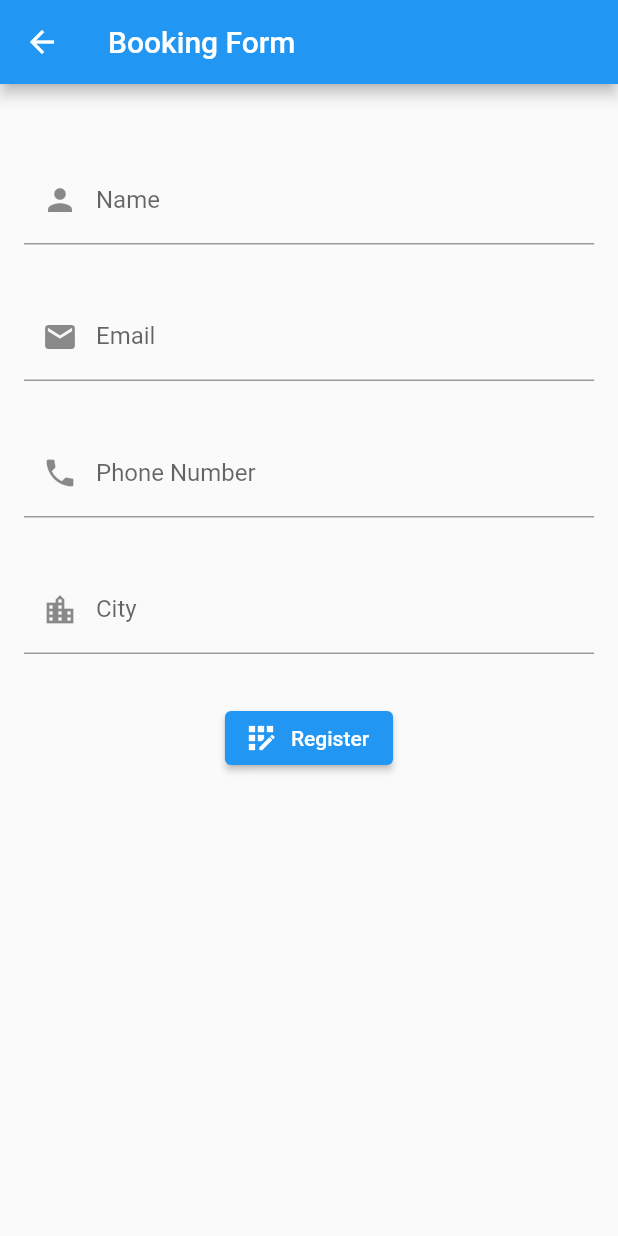
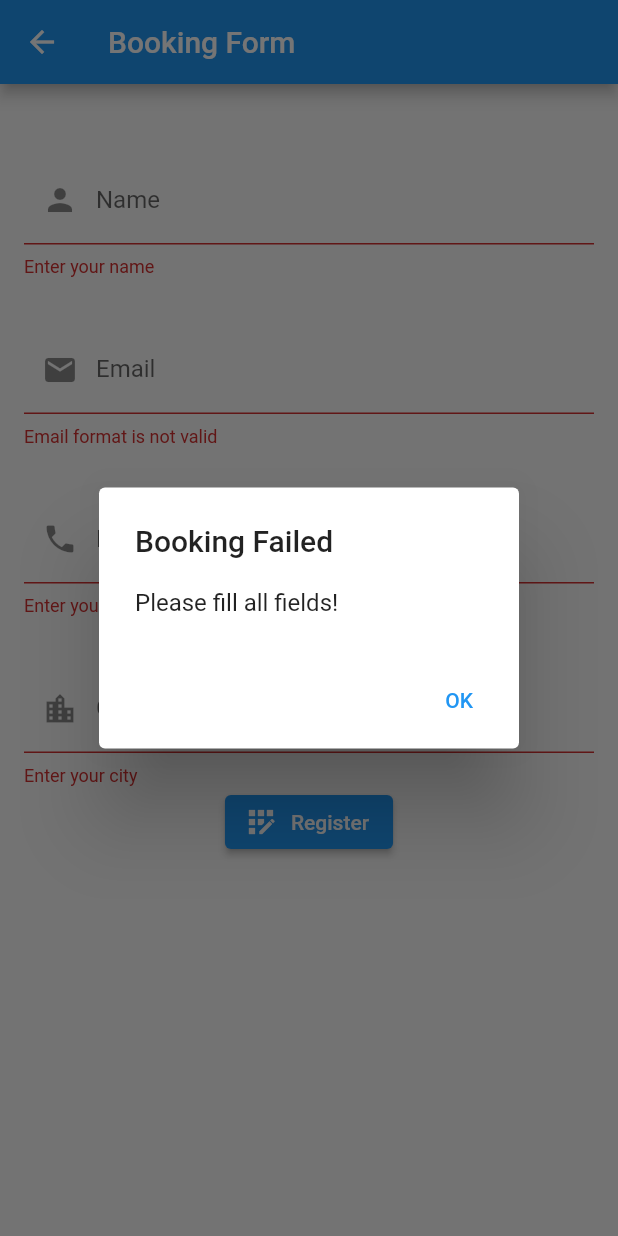
Before and after one commit to davidalex-dev/mission2app, a Flutter app: the BookingForm screen opened by its route, after a tap on "Register", on a phone screen of 412 x 824 dp. Run offline on Flutter 3.47's test engine with Material 2 defaults, Android fonts, the phone set to English and light mode, and no system bars; our stand-ins replace email_validator.

Commit message:
Finish booking form page and finalize everything

```diff
--- a/lib/views/book.dart
+++ b/lib/views/book.dart
@@ -9,6 +9,18 @@ class BookingForm extends StatefulWidget{
 }
 
 class _BookingFormState extends State<BookingForm>{
+
+  @override
+  void initState(){
+    super.initState();
+  }
+
+  final _bookingKey = GlobalKey<FormState>();
+  final ctrlName = TextEditingController();
+  final ctrlEmail = TextEditingController();
+  final ctrlPhone = TextEditingController();
+  final ctrlCity = TextEditingController();
+
   @override
   Widget build(BuildContext context) {
     return Scaffold(
@@ -18,6 +30,7 @@ class _BookingFormState extends State<BookingForm>{
       body: Container(
         padding: EdgeInsets.all(16),
         child: Form(
+          key: _bookingKey,
           child: Column(
             children: [
 
@@ -28,7 +41,12 @@ class _BookingFormState extends State<BookingForm>{
                 decoration: InputDecoration(
                   labelText: "Name",
                   prefixIcon: Icon(Icons.person)
-                )
+                ),
+                controller: ctrlName,
+                validator: (value){
+                  return value.toString().length < 1
+                      ? 'Enter your name' : null;
+                }
               ),
 
               SizedBox(height:32),
@@ -38,7 +56,12 @@ class _BookingFormState extends State<BookingForm>{
                   decoration: InputDecoration(
                       labelText: "Email",
                       prefixIcon: Icon(Icons.email)
-                  )
+                  ),
+                controller: ctrlEmail,
+                validator: (value){
+                    return !EmailValidator.validate(value.toString())
+                        ? 'Email format is not valid' : null;
+                }
               ),
 
               SizedBox(height:32),
@@ -48,7 +71,12 @@ class _BookingFormState extends State<BookingForm>{
                   decoration: InputDecoration(
                       labelText: "Phone Number",
                       prefixIcon: Icon(Icons.phone)
-                  )
+                  ),
+                controller: ctrlPhone,
+                validator: (value){
+                    return value.toString().length < 6
+                        ? 'Enter your phone number' : null;
+                }
               ),
 
               SizedBox(height:32),
@@ -58,14 +86,54 @@ class _BookingFormState extends State<BookingForm>{
                   decoration: InputDecoration(
                       labelText: "City",
                       prefixIcon: Icon(Icons.location_city)
-                  )
+                  ),
+                controller: ctrlCity,
+                validator: (value){
+                  return value.toString().length < 1
+                      ? 'Enter your city' : null;
+                }
               ),
-
-              SizedBox(height:32),
 
               ElevatedButton.icon(
                 onPressed: () {
 
+                  //check all forms
+                  // if form not all filled
+
+                  if(_bookingKey.currentState!.validate()){
+                    showDialog<String>(
+                        context: context,
+                        builder: (BuildContext context) =>
+                            AlertDialog(
+                                title: Text("Booking Confirmation"),
+                                content: Text("Name: " + ctrlName.text.toString() +
+                                "\nEmail: " + ctrlEmail.text.toString() +
+                                "\nPhone: " + ctrlPhone.text.toString() +
+                                "\nCity: " + ctrlCity.text.toString()),
+                                actions: <Widget>[
+                                  TextButton(
+                                    onPressed: () => Navigator.pop(context,"OK"),
+                                    child: const Text("OK"),
+                                  )
+                                ]
+                            )
+                    );
+                  }else{
+                    showDialog<String>(
+                        context: context,
+                        builder: (BuildContext context) =>
+                            AlertDialog(
+                                title: Text("Booking Failed"),
+                                content: Text("Please fill all fields!"),
+                                actions: <Widget>[
+                                  TextButton(
+                                    onPressed: () => Navigator.pop(context,"OK"),
+                                    child: const Text("OK"),
+                                  )
+                                ]
+                            )
+                    );
+                  }
                 },
                 icon: Icon(Icons.app_registration),
                 label: Text("Register")
--- a/lib/views/home.dart
+++ b/lib/views/home.dart
@@ -9,7 +9,7 @@ class _HomePageState extends State<HomePage>{
   @override
   Widget build(BuildContext context) {
     return Scaffold(
-        appBar: AppBar(title: Text("Mission 1")),
+        appBar: AppBar(title: Text("Mission 2")),
         body: Container(
 
             decoration: BoxDecoration(
--- a/lib/views/pages.dart
+++ b/lib/views/pages.dart
@@ -1,3 +1,4 @@
+import 'package:email_validator/email_validator.dart';
 import 'package:flutter/src/widgets/container.dart';
 import 'package:flutter/src/widgets/framework.dart';
 import 'package:flutter/cupertino.dart';
--- a/pubspec.yaml
+++ b/pubspec.yaml
@@ -36,6 +36,7 @@ dependencies:
   # The following adds the Cupertino Icons font to your application.
   # Use with the CupertinoIcons class for iOS style icons.
   cupertino_icons: ^1.0.2
+  email_validator: ^2.1.17
 
 dev_dependencies:
   flutter_test:
```
Also changed, not shown: pubspec.lock.
